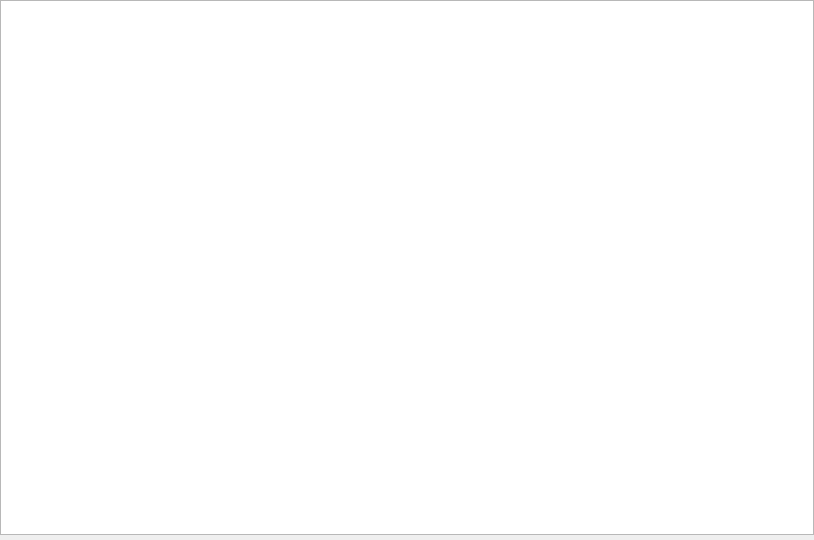
This is table.ui in PrinceVictor/word_training as Qt 5 draws it before an edit. The edited form follows.
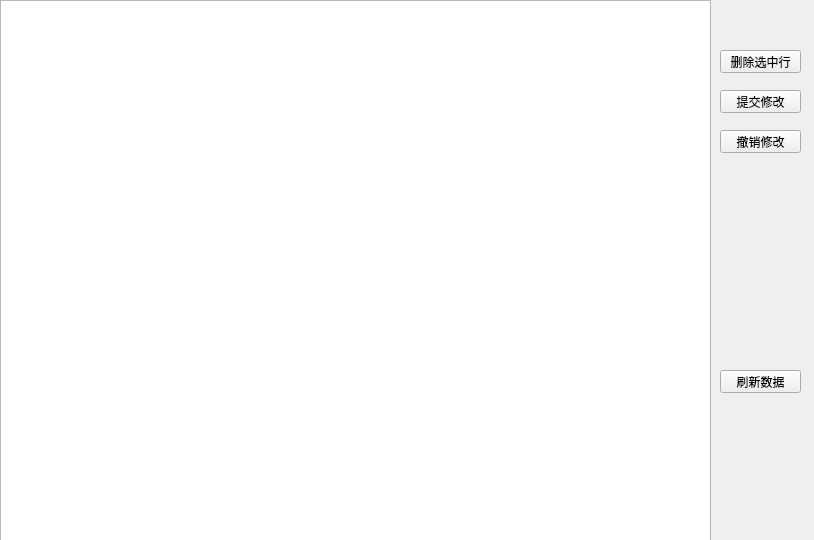
This is the edited form.

```diff
--- a/table.ui
+++ b/table.ui
@@ -18,11 +18,63 @@
     <rect>
      <x>0</x>
      <y>0</y>
-     <width>814</width>
-     <height>535</height>
+     <width>711</width>
+     <height>541</height>
     </rect>
    </property>
   </widget>
+  <widget class="QPushButton" name="delete_2">
+   <property name="geometry">
+    <rect>
+     <x>720</x>
+     <y>50</y>
+     <width>81</width>
+     <height>23</height>
+    </rect>
+   </property>
+   <property name="text">
+    <string>删除选中行</string>
+   </property>
+  </widget>
+  <widget class="QPushButton" name="motify">
+   <property name="geometry">
+    <rect>
+     <x>720</x>
+     <y>90</y>
+     <width>81</width>
+     <height>23</height>
+    </rect>
+   </property>
+   <property name="text">
+    <string>提交修改</string>
+   </property>
+  </widget>
+  <widget class="QPushButton" name="revert">
+   <property name="geometry">
+    <rect>
+     <x>720</x>
+     <y>130</y>
+     <width>81</width>
+     <height>23</height>
+    </rect>
+   </property>
+   <property name="text">
+    <string>撤销修改</string>
+   </property>
+  </widget>
+  <widget class="QPushButton" name="revert_2">
+   <property name="geometry">
+    <rect>
+     <x>720</x>
+     <y>370</y>
+     <width>81</width>
+     <height>23</height>
+    </rect>
+   </property>
+   <property name="text">
+    <string>刷新数据</string>
+   </property>
+  </widget>
  </widget>
  <resources/>
  <connections/>
```
